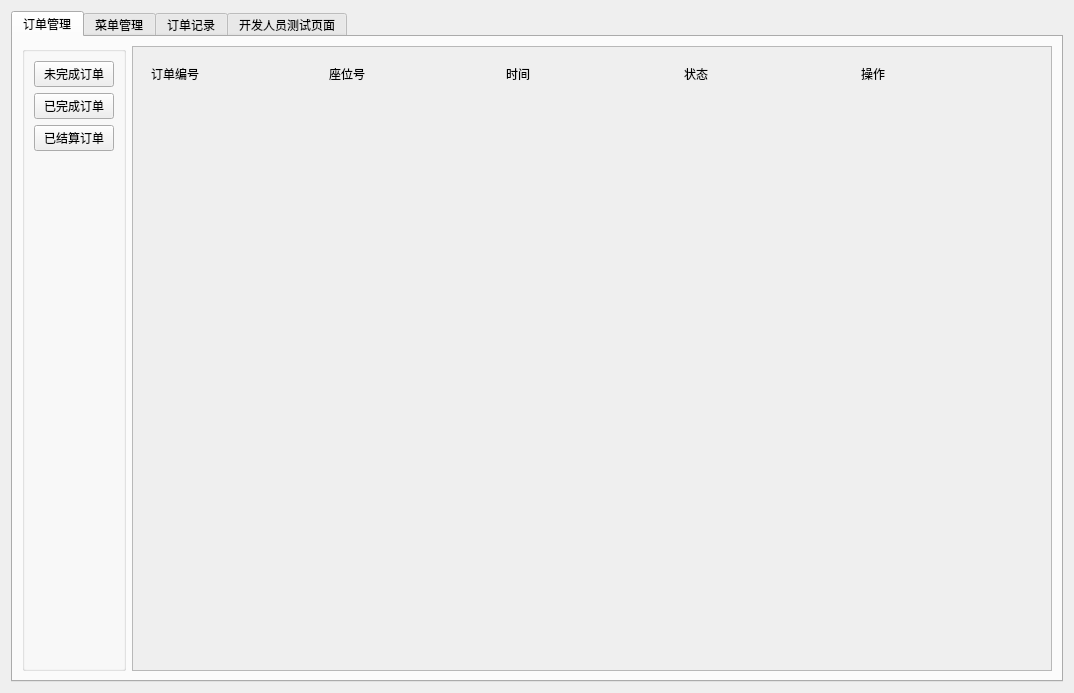
The window that admini/administratorinterface.ui (Li-Yaosong/BuffetMealsSystem) describes before a commit, drawn with Qt 5.
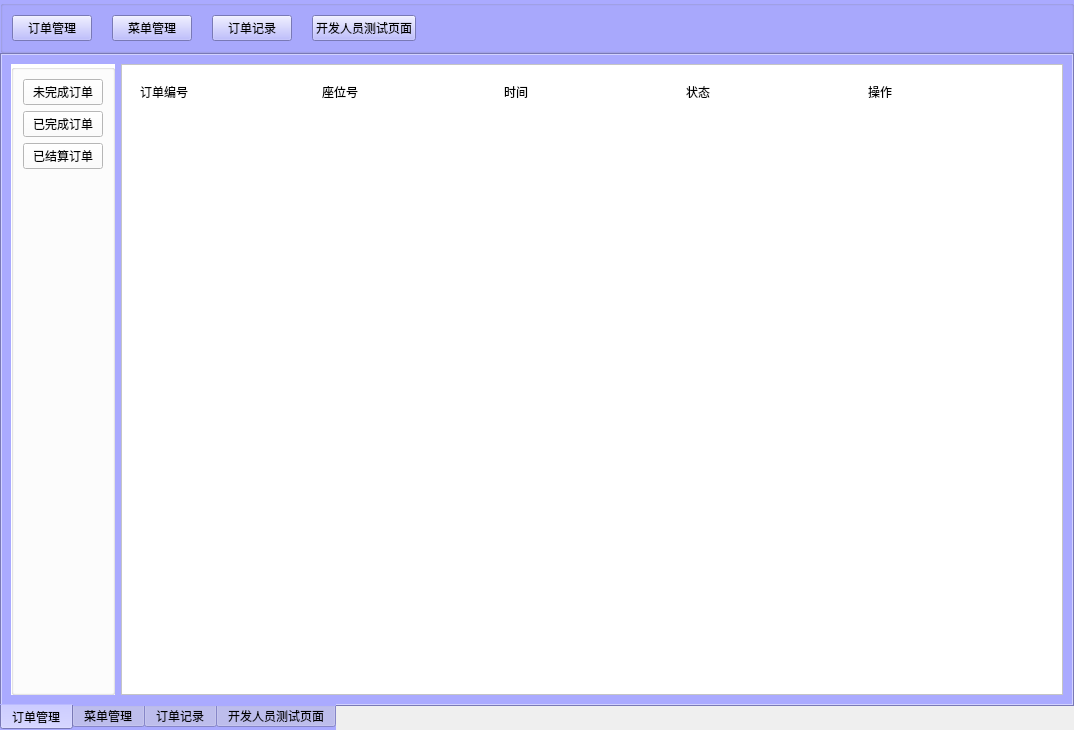
The same window after the commit. The open tabs and pages were chosen to show the change.

Diff of the .ui file:
```diff
--- a/admini/administratorinterface.ui
+++ b/admini/administratorinterface.ui
@@ -10,15 +10,92 @@
     <x>0</x>
     <y>0</y>
     <width>1074</width>
-    <height>693</height>
+    <height>730</height>
    </rect>
   </property>
   <property name="windowTitle">
    <string>Form</string>
   </property>
-  <layout class="QGridLayout" name="gridLayout">
-   <item row="0" column="0">
+  <layout class="QVBoxLayout" name="verticalLayout">
+   <property name="spacing">
+    <number>0</number>
+   </property>
+   <property name="leftMargin">
+    <number>0</number>
+   </property>
+   <property name="topMargin">
+    <number>0</number>
+   </property>
+   <property name="rightMargin">
+    <number>0</number>
+   </property>
+   <property name="bottomMargin">
+    <number>0</number>
+   </property>
+   <item>
+    <widget class="QGroupBox" name="groupBox_3">
+     <property name="styleSheet">
+      <string notr="true">background-color: rgb(170, 170, 255);</string>
+     </property>
+     <property name="title">
+      <string/>
+     </property>
+     <layout class="QHBoxLayout" name="horizontalLayout_7">
+      <property name="spacing">
+       <number>20</number>
+      </property>
+      <item>
+       <widget class="QPushButton" name="pushButton_orderManage">
+        <property name="text">
+         <string>订单管理</string>
+        </property>
+       </widget>
+      </item>
+      <item>
+       <widget class="QPushButton" name="pushButton_dishManage">
+        <property name="text">
+         <string>菜单管理</string>
+        </property>
+       </widget>
+      </item>
+      <item>
+       <widget class="QPushButton" name="pushButton_history">
+        <property name="text">
+         <string>订单记录</string>
+        </property>
+       </widget>
+      </item>
+      <item>
+       <widget class="QPushButton" name="pushButton_test">
+        <property name="text">
+         <string>开发人员测试页面</string>
+        </property>
+       </widget>
+      </item>
+      <item>
+       <spacer name="horizontalSpacer">
+        <property name="orientation">
+         <enum>Qt::Horizontal</enum>
+        </property>
+        <property name="sizeHint" stdset="0">
+         <size>
+          <width>40</width>
+          <height>20</height>
+         </size>
+        </property>
+       </spacer>
+      </item>
+     </layout>
+    </widget>
+   </item>
+   <item>
     <widget class="QTabWidget" name="tabWidget">
+     <property name="styleSheet">
+      <string notr="true">background-color: rgb(170, 170, 255);</string>
+     </property>
+     <property name="tabPosition">
+      <enum>QTabWidget::South</enum>
+     </property>
      <property name="currentIndex">
       <number>1</number>
      </property>
@@ -29,15 +106,27 @@
       <layout class="QHBoxLayout" name="horizontalLayout">
        <item>
         <widget class="QGroupBox" name="groupBox">
+         <property name="styleSheet">
+          <string notr="true">background-color: rgb(255, 255, 255);</string>
+         </property>
          <property name="title">
           <string/>
          </property>
-         <layout class="QVBoxLayout" name="verticalLayout">
+         <layout class="QVBoxLayout" name="verticalLayout_8">
           <item>
            <widget class="QPushButton" name="noFinished_pushButton">
             <property name="text">
              <string>未完成订单</string>
             </property>
+            <property name="autoDefault">
+             <bool>false</bool>
+            </property>
+            <property name="default">
+             <bool>false</bool>
+            </property>
+            <property name="flat">
+             <bool>false</bool>
+            </property>
            </widget>
           </item>
           <item>
@@ -72,6 +161,9 @@
        </item>
        <item>
         <widget class="QScrollArea" name="scrollArea">
+         <property name="styleSheet">
+          <string notr="true">background-color: rgb(255, 255, 255);</string>
+         </property>
          <property name="widgetResizable">
           <bool>true</bool>
          </property>
@@ -80,8 +172,8 @@
            <rect>
             <x>0</x>
             <y>0</y>
-            <width>898</width>
-            <height>619</height>
+            <width>920</width>
+            <height>622</height>
            </rect>
           </property>
           <layout class="QVBoxLayout" name="verticalLayout_2">
```
Left out of the diff: 36 changed lines with no effect on the pictures.
